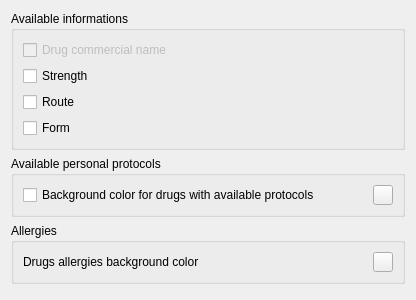
The window that plugins/drugsplugin/drugspreferences/drugselectorwidget.ui (FreeHealth/freehealth) describes before a commit, drawn with Qt 5.
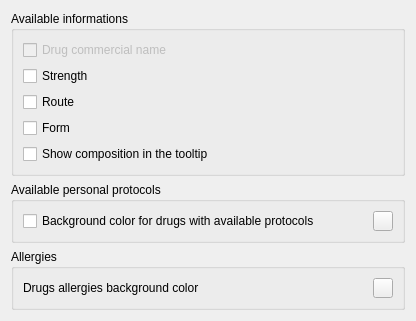
The same window after the commit. Custom widgets are drawn as their Qt base class.

Commit message: Some corrections for Win32 compilation QuaZip win32 corrections Showing drug composition inside tooltip of drug selector Better mac integration (Info.plist) Updating translations

Patch:
```diff
--- a/plugins/drugsplugin/drugspreferences/drugselectorwidget.ui
+++ b/plugins/drugsplugin/drugspreferences/drugselectorwidget.ui
@@ -51,6 +51,13 @@
         </property>
        </widget>
       </item>
+      <item row="4" column="0">
+       <widget class="QCheckBox" name="compoBox">
+        <property name="text">
+         <string>Show composition in the tooltip</string>
+        </property>
+       </widget>
+      </item>
      </layout>
     </widget>
    </item>
```
The commit also changes 29 other files.
